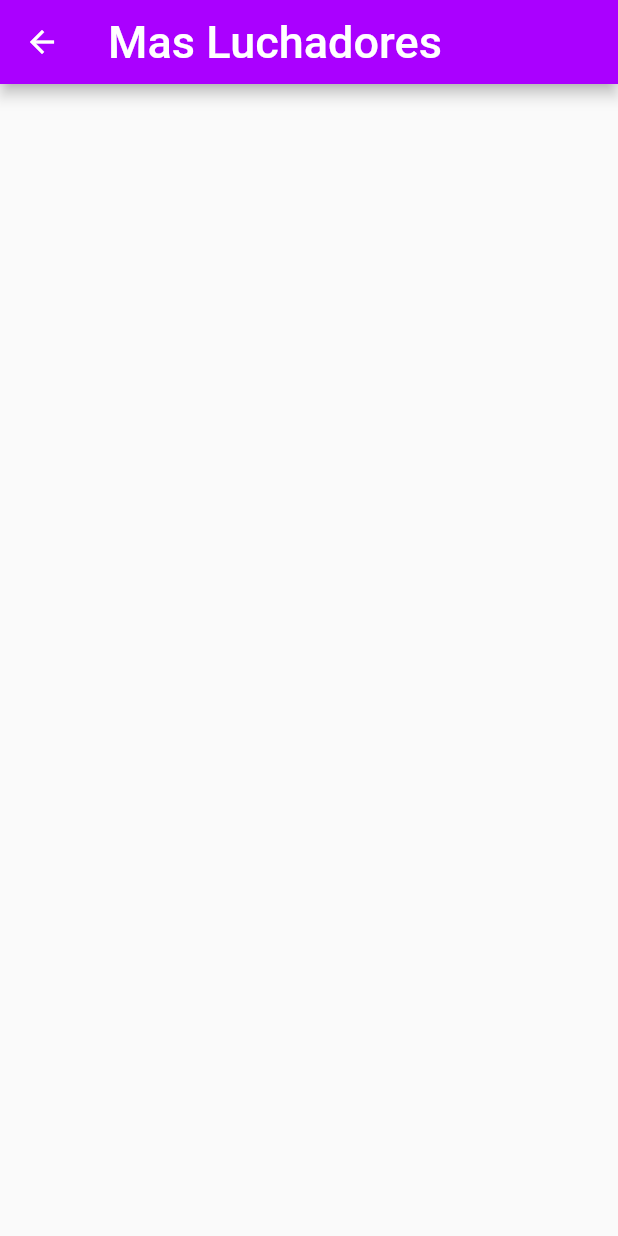
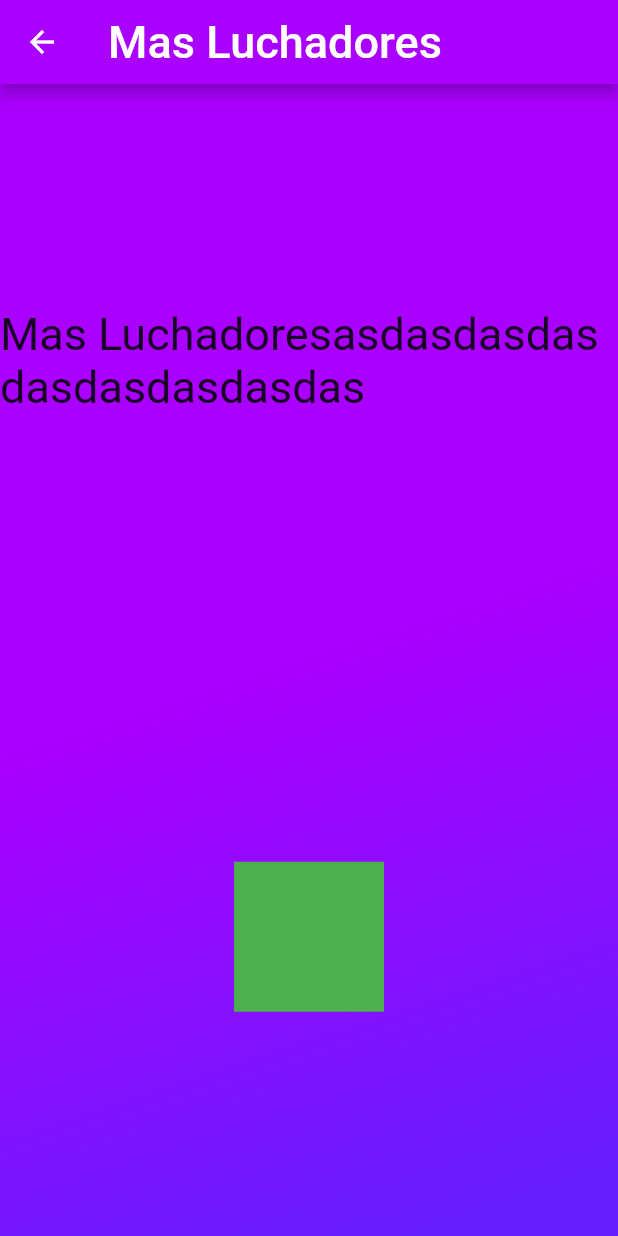
Before and after one commit to IsraMejia/LuchaPedia-Flutter, a Flutter app: the AllFighters screen opened directly, on a phone screen of 412 x 824 dp. Run offline on Flutter 3.47's test engine with Material 2 defaults, Android fonts, the phone set to English and light mode, and no system bars; network calls fail.

```diff
--- a/lib/all_figthers.dart
+++ b/lib/all_figthers.dart
@@ -10,6 +10,36 @@ class AllFighters extends StatelessWidget {
          backgroundColor: Colors.purpleAccent[700] ,
       ),
 
+      body: Stack(
+        children: <Widget>[
+          // Container(color: Colors.blueAccent[700]),
+          Container(
+            decoration: BoxDecoration(
+              gradient: LinearGradient(
+                begin: Alignment(0.0, 0.0),
+                end: Alignment(0.6, 0.99),
+                colors: [
+                  Colors.purpleAccent[700],
+                  Colors.deepPurpleAccent[400] ,
+                ],
+              ),
+            ),
+          ),
+
+
+
+
+          Column(
+            mainAxisAlignment: MainAxisAlignment.spaceAround ,
+            crossAxisAlignment: CrossAxisAlignment.center ,
+            children: <Widget>[
+              Text('Mas Luchadoresasdasdasdasdasdasdasdasdas', style: TextStyle(fontSize: 30)),
+              Container(color: Colors.green, height: 100, width: 100,)
+            ]
+          ),
+
+        ]
+      )
 
 
     );
--- a/lib/bio_fighter.dart
+++ b/lib/bio_fighter.dart
@@ -84,10 +84,15 @@ class BioFigther extends StatelessWidget {
               top: 5,
               child: ClipRRect(
                 borderRadius: BorderRadius.circular(20.0),
-                child: Image(
-                  width: 350.0,
-                  image: NetworkImage(urlKemonito),
+                child: FadeInImage.assetNetwork(
+                  placeholder: 'assets/Gifs/loading.gif' ,
+                   image: urlKemonito,
+                   width: 350.0,
                 ),
+                // Image(
+                //   width: 350.0,
+                //   image: NetworkImage(urlKemonito),
+                // ),
               ),
             ),
 
--- a/pubspec.yaml
+++ b/pubspec.yaml
@@ -49,6 +49,8 @@ flutter:
    - assets/Luchadores/masLuchadores.png
    - assets/Luchadores/reyMisterio.png
    - assets/Luchadores/tiniebla.png
+
+   - assets/Gifs/loading.gif
   #  - images/a_dot_ham.jpeg
 
   # An image asset can refer to one or more resolution-specific "variants", see
```
Also changed, not shown: assets/Gifs/loading.gif (added).
